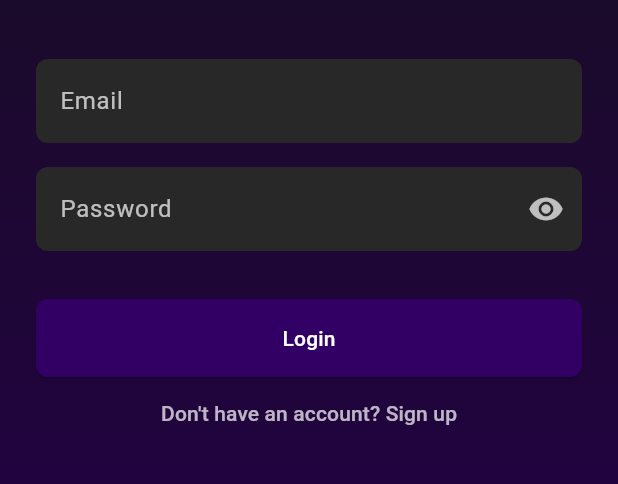
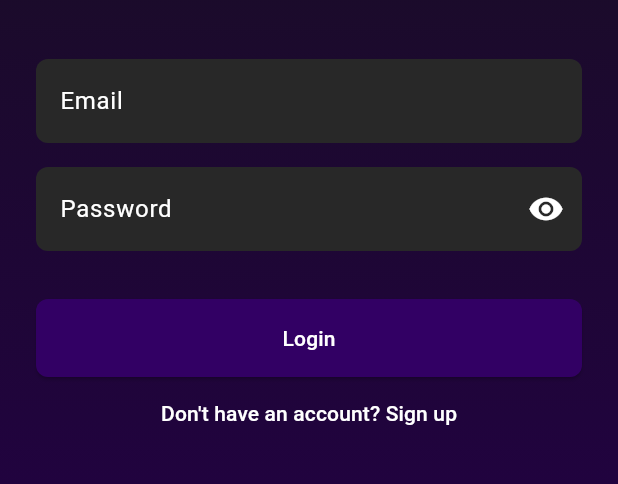
Before and after one commit to kidusm001/whisper, a Flutter app: the screen it shows after launch, on a phone screen of 412 x 824 dp, the part 571-1055 px from its top. Run offline on Flutter 3.47's test engine with Material 3 defaults, Android fonts, the light colour scheme and no system bars; our stand-ins replace cloud_firestore, firebase_auth, firebase_core, image_picker, supabase_flutter; accounts and stored records are empty.

Commit message:
feat: update login screen styles for improved visibility; remove unused import in profile screen

```diff
--- a/whisper/lib/features/auth/screens/login_screen.dart
+++ b/whisper/lib/features/auth/screens/login_screen.dart
@@ -63,8 +63,14 @@ class _LoginScreenState extends State<LoginScreen> {
                         'Password',
                         suffixIcon: IconButton(
                           icon: Icon(
-                            _obscurePassword ? Icons.visibility : Icons.visibility_off,
-                            color: Colors.white.withOpacity(0.7),
+                            _obscurePassword
+                                ? Icons.visibility
+                                : Icons.visibility_off,
+                            color: Colors.white.withValues(
+                                red: 255,
+                                green: 255,
+                                blue: 255,
+                                alpha: 179), // 0.7 opacity = 179 alpha
                           ),
                           onPressed: () {
                             setState(() {
@@ -84,7 +90,8 @@ class _LoginScreenState extends State<LoginScreen> {
                     const SizedBox(height: 32),
                     if (_isLoading)
                       const CircularProgressIndicator(
-                        valueColor: AlwaysStoppedAnimation<Color>(Color(0xFF320064)),
+                        valueColor:
+                            AlwaysStoppedAnimation<Color>(Color(0xFF320064)),
                       )
                     else
                       SizedBox(
@@ -109,7 +116,8 @@ class _LoginScreenState extends State<LoginScreen> {
                       child: Text(
                         "Don't have an account? Sign up",
                         style: TextStyle(
-                          color: Colors.white.withOpacity(0.7),
+                          color: Colors.white.withValues(
+                              red: 255, green: 255, blue: 255, alpha: 179),
                         ),
                       ),
                     ),
@@ -126,7 +134,10 @@ class _LoginScreenState extends State<LoginScreen> {
   InputDecoration _buildInputDecoration(String label, {Widget? suffixIcon}) {
     return InputDecoration(
       labelText: label,
-      labelStyle: TextStyle(color: Colors.white.withOpacity(0.7)),
+      labelStyle: TextStyle(
+        color: Colors.white
+            .withValues(red: 255, green: 255, blue: 255, alpha: 179),
+      ),
       border: OutlineInputBorder(
         borderRadius: BorderRadius.circular(8),
         borderSide: BorderSide.none,
--- a/whisper/lib/features/profile/screens/profile_screen.dart
+++ b/whisper/lib/features/profile/screens/profile_screen.dart
@@ -14,7 +14,6 @@ import 'package:path_provider/path_provider.dart';
 import 'package:flutter/foundation.dart';
 import 'package:whisper/features/profile/screens/create_post_screen.dart';
 import 'package:whisper/features/widgets/post_card.dart';
-import '../../../utils/fix_post_counts.dart';
 
 class ProfileScreen extends StatefulWidget {
   const ProfileScreen({super.key});
```
